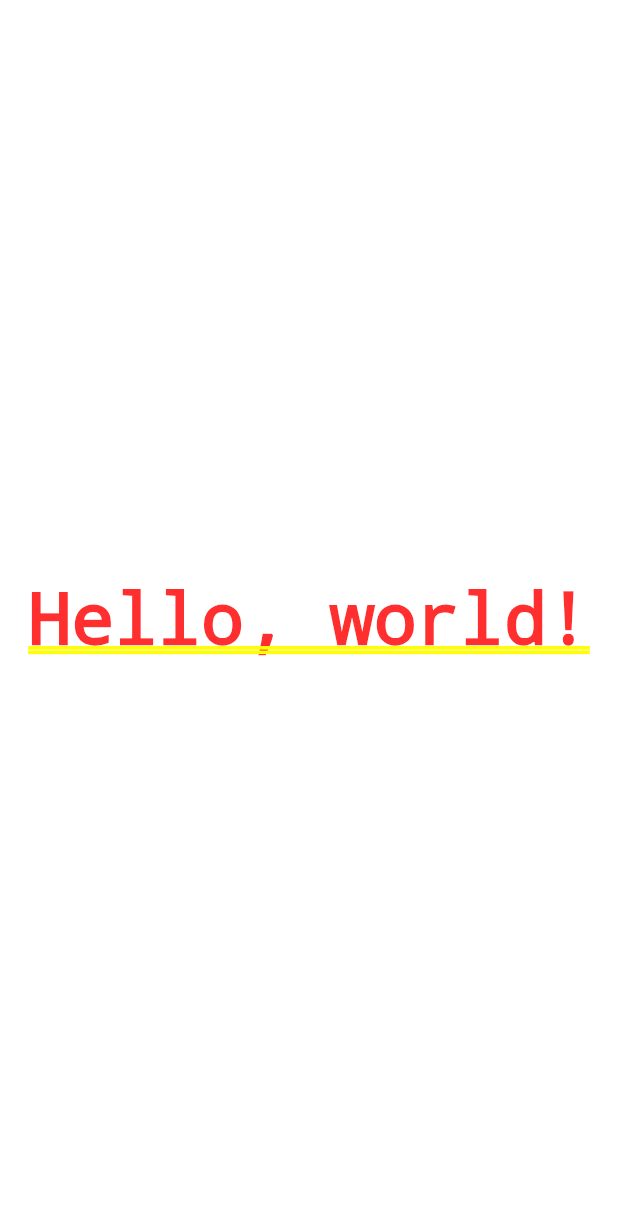
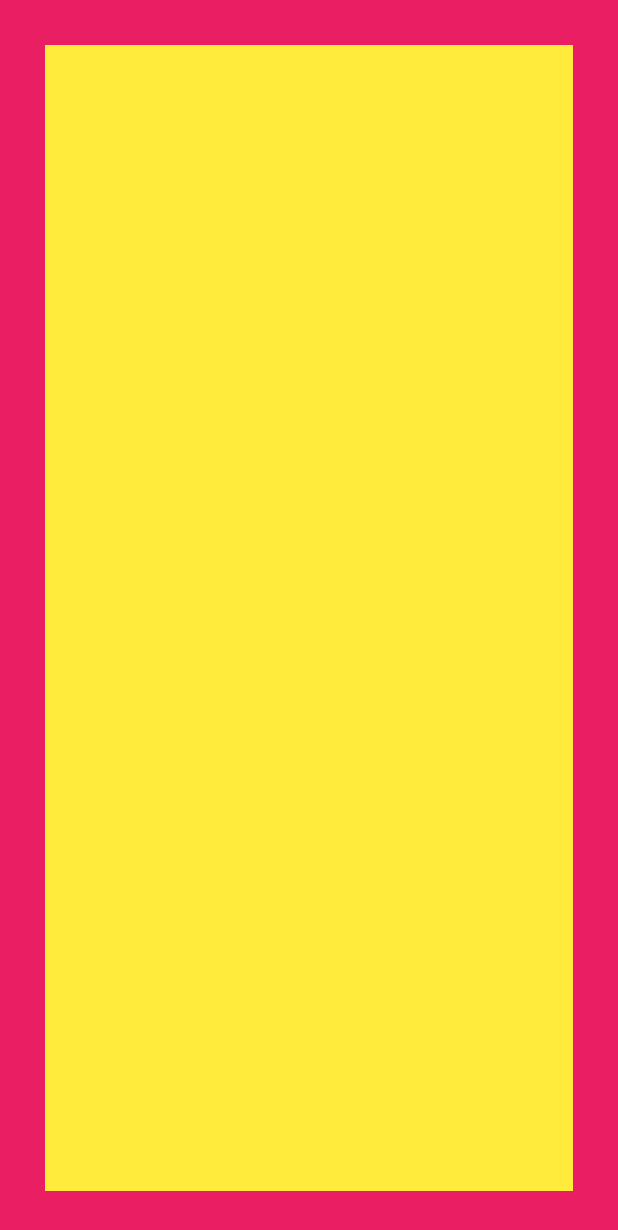
Before and after one commit to joeyboymission/flutterUdemyLessons, a Flutter app: the screen it shows after launch, on a phone screen of 412 x 824 dp. Shown: the top 1230 px of the screen. Run offline on Flutter 3.47's test engine with Material 3 defaults, Android fonts, the phone set to English and light mode, and no system bars.

Commit message:
Flutter States: Stateless Widget

```diff
--- a/lib/main.dart
+++ b/lib/main.dart
@@ -1,12 +1,19 @@
 import 'package:flutter/material.dart';
 
 void main() {
-  runApp(MaterialApp(
-    home: Center(
-      child: Text(
-        'Hello, world!',
-        textAlign: TextAlign.center, // Center the text horizontally
+  runApp(new myApp());
+}
+class myApp extends StatelessWidget {
+  @override
+  Widget build (BuildContext context) {
+    return new MaterialApp(
+      title: "Stateless Widget", home: new Scaffold(
+      body: new Container(
+        color: Colors.pink, child: new Container(
+        color: Colors.yellow, margin: const EdgeInsets.all(30.0),
+      ),
       ),
     ),
-  ));
+    );
+  }
 }
```
